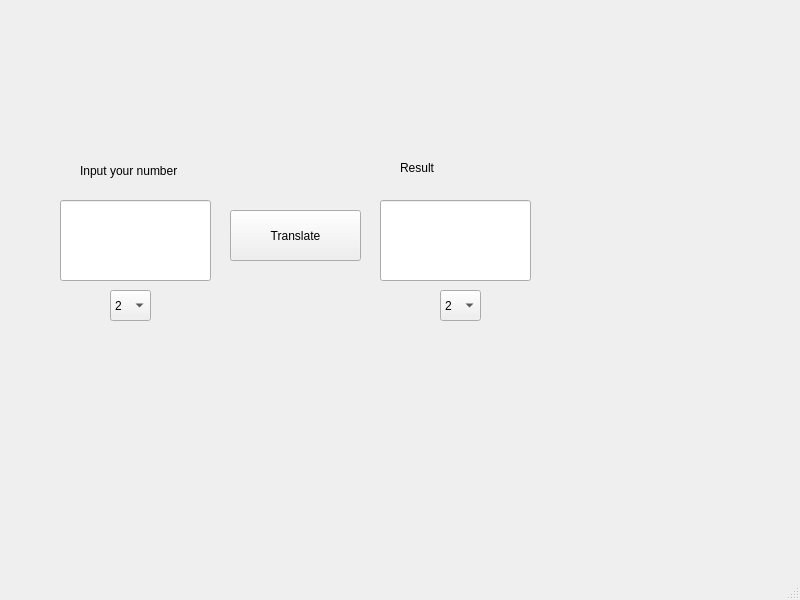
Old version of the form QT/Lab03/Translator/translator.ui in the repository Yaroslavcoder47/cpp_labs.
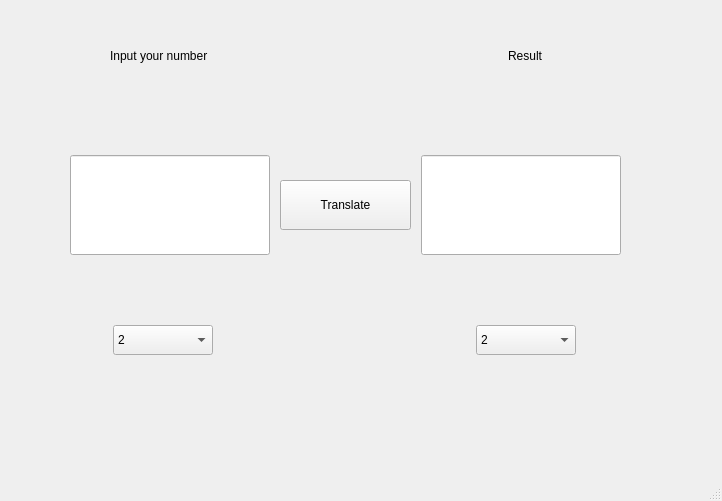
New version of the form.

Patch:
```diff
--- a/QT/Lab03/Translator/translator.ui
+++ b/QT/Lab03/Translator/translator.ui
@@ -6,132 +6,189 @@
    <rect>
     <x>0</x>
     <y>0</y>
-    <width>800</width>
-    <height>600</height>
+    <width>722</width>
+    <height>501</height>
    </rect>
   </property>
   <property name="windowTitle">
    <string>Translator</string>
   </property>
   <widget class="QWidget" name="centralwidget">
-   <widget class="QComboBox" name="comboBox">
+   <widget class="QWidget" name="horizontalLayoutWidget">
     <property name="geometry">
      <rect>
-      <x>110</x>
-      <y>290</y>
-      <width>41</width>
-      <height>31</height>
+      <x>50</x>
+      <y>10</y>
+      <width>589</width>
+      <height>91</height>
      </rect>
     </property>
-    <item>
-     <property name="text">
-      <string>2</string>
+    <layout class="QHBoxLayout" name="horizontalLayout_2">
+     <property name="spacing">
+      <number>300</number>
      </property>
-    </item>
-    <item>
-     <property name="text">
-      <string>8</string>
+     <property name="leftMargin">
+      <number>60</number>
      </property>
-    </item>
-    <item>
-     <property name="text">
-      <string>10</string>
+     <property name="rightMargin">
+      <number>60</number>
      </property>
-    </item>
-    <item>
-     <property name="text">
-      <string>16</string>
-     </property>
-    </item>
+     <item>
+      <widget class="QLabel" name="label">
+       <property name="text">
+        <string>Input your number</string>
+       </property>
+      </widget>
+     </item>
+     <item>
+      <widget class="QLabel" name="label_3">
+       <property name="text">
+        <string>Result</string>
+       </property>
+      </widget>
+     </item>
+    </layout>
    </widget>
-   <widget class="QLineEdit" name="lineEdit">
+   <widget class="QWidget" name="horizontalLayoutWidget_2">
     <property name="geometry">
      <rect>
-      <x>60</x>
-      <y>200</y>
-      <width>151</width>
-      <height>81</height>
+      <x>50</x>
+      <y>120</y>
+      <width>591</width>
+      <height>171</height>
      </rect>
     </property>
-   </widget>
-   <widget class="QLineEdit" name="lineEdit_2">
-    <property name="geometry">
-     <rect>
-      <x>380</x>
-      <y>200</y>
-      <width>151</width>
-      <height>81</height>
-     </rect>
-    </property>
-   </widget>
-   <widget class="QLabel" name="label">
-    <property name="geometry">
-     <rect>
-      <x>80</x>
-      <y>160</y>
-      <width>121</width>
-      <height>21</height>
-     </rect>
-    </property>
-    <property name="text">
-     <string>Input your number</string>
-    </property>
-   </widget>
-   <widget class="QLabel" name="label_3">
-    <property name="geometry">
-     <rect>
-      <x>400</x>
-      <y>160</y>
-      <width>49</width>
-      <height>16</height>
-     </rect>
-    </property>
-    <property name="text">
-     <string>Result</string>
-    </property>
-   </widget>
-   <widget class="QComboBox" name="comboBox_2">
-    <property name="geometry">
-     <rect>
-      <x>440</x>
-      <y>290</y>
-      <width>41</width>
-      <height>31</height>
-     </rect>
-    </property>
-    <item>
-     <property name="text">
-      <string>2</string>
+    <layout class="QHBoxLayout" name="horizontalLayout_3">
+     <property name="spacing">
+      <number>10</number>
      </property>
-    </item>
-    <item>
-     <property name="text">
-      <string>8</string>
+     <property name="leftMargin">
+      <number>20</number>
      </property>
-    </item>
-    <item>
-     <property name="text">
-      <string>10</string>
+     <property name="rightMargin">
+      <number>20</number>
      </property>
-    </item>
-    <item>
-     <property name="text">
-      <string>16</string>
-     </property>
-    </item>
+     <item>
+      <widget class="QLineEdit" name="lineEdit">
+       <property name="enabled">
+        <bool>true</bool>
+       </property>
+       <property name="maximumSize">
+        <size>
+         <width>200</width>
+         <height>100</height>
+        </size>
+       </property>
+       <property name="baseSize">
+        <size>
+         <width>0</width>
+         <height>0</height>
+        </size>
+       </property>
+      </widget>
+     </item>
+     <item>
+      <widget class="QPushButton" name="pushButton">
+       <property name="maximumSize">
+        <size>
+         <width>200</width>
+         <height>50</height>
+        </size>
+       </property>
+       <property name="text">
+        <string>Translate</string>
+       </property>
+      </widget>
+     </item>
+     <item>
+      <widget class="QLineEdit" name="lineEdit_2">
+       <property name="maximumSize">
+        <size>
+         <width>200</width>
+         <height>100</height>
+        </size>
+       </property>
+       <property name="alignment">
+        <set>Qt::AlignCenter</set>
+       </property>
+      </widget>
+     </item>
+    </layout>
    </widget>
-   <widget class="QPushButton" name="pushButton">
+   <widget class="QWidget" name="horizontalLayoutWidget_3">
     <property name="geometry">
      <rect>
-      <x>230</x>
-      <y>210</y>
-      <width>131</width>
-      <height>51</height>
+      <x>50</x>
+      <y>300</y>
+      <width>591</width>
+      <height>80</height>
      </rect>
     </property>
-    <property name="text">
-     <string>Translate</string>
-    </property>
+    <layout class="QHBoxLayout" name="horizontalLayout_4">
+     <property name="spacing">
+      <number>200</number>
+     </property>
+     <item>
+      <widget class="QComboBox" name="comboBox">
+       <property name="maximumSize">
+        <size>
+         <width>100</width>
+         <height>30</height>
+        </size>
+       </property>
+       <item>
+        <property name="text">
+         <string>2</string>
+        </property>
+       </item>
+       <item>
+        <property name="text">
+         <string>8</string>
+        </property>
+       </item>
+       <item>
+        <property name="text">
+         <string>10</string>
+        </property>
+       </item>
+       <item>
+        <property name="text">
+         <string>16</string>
+        </property>
+       </item>
+      </widget>
+     </item>
+     <item>
+      <widget class="QComboBox" name="comboBox_2">
+       <property name="maximumSize">
+        <size>
+         <width>100</width>
+         <height>30</height>
+        </size>
+       </property>
+       <item>
+        <property name="text">
+         <string>2</string>
+        </property>
+       </item>
+       <item>
+        <property name="text">
+         <string>8</string>
+        </property>
+       </item>
+       <item>
+        <property name="text">
+         <string>10</string>
+        </property>
+       </item>
+       <item>
+        <property name="text">
+         <string>16</string>
+        </property>
+       </item>
+      </widget>
+     </item>
+    </layout>
    </widget>
   </widget>
   <widget class="QMenuBar" name="menubar">
```
Left out of the diff: 2 changed lines with no effect on the pictures.
